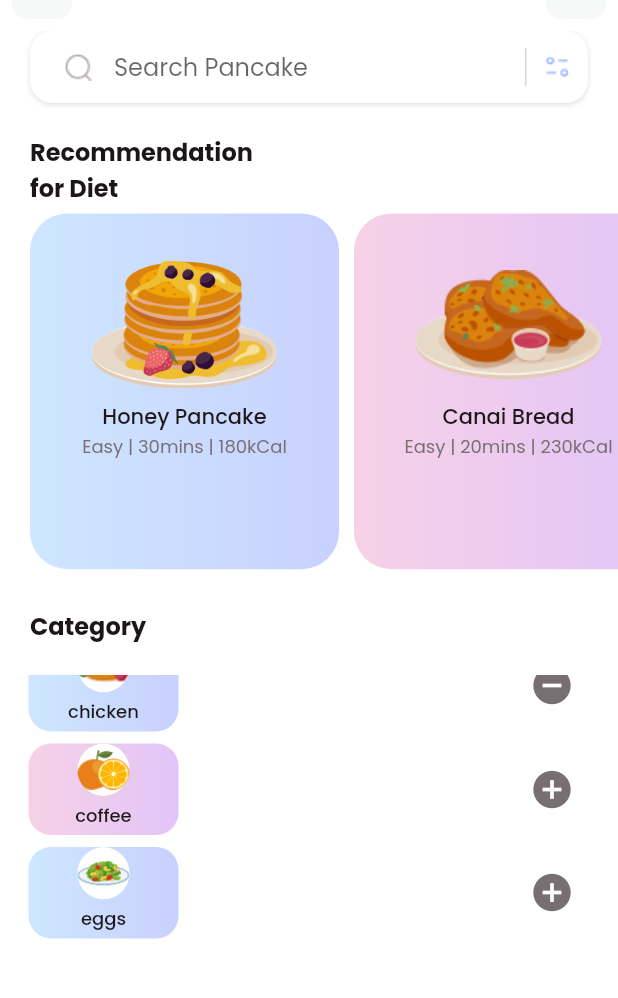
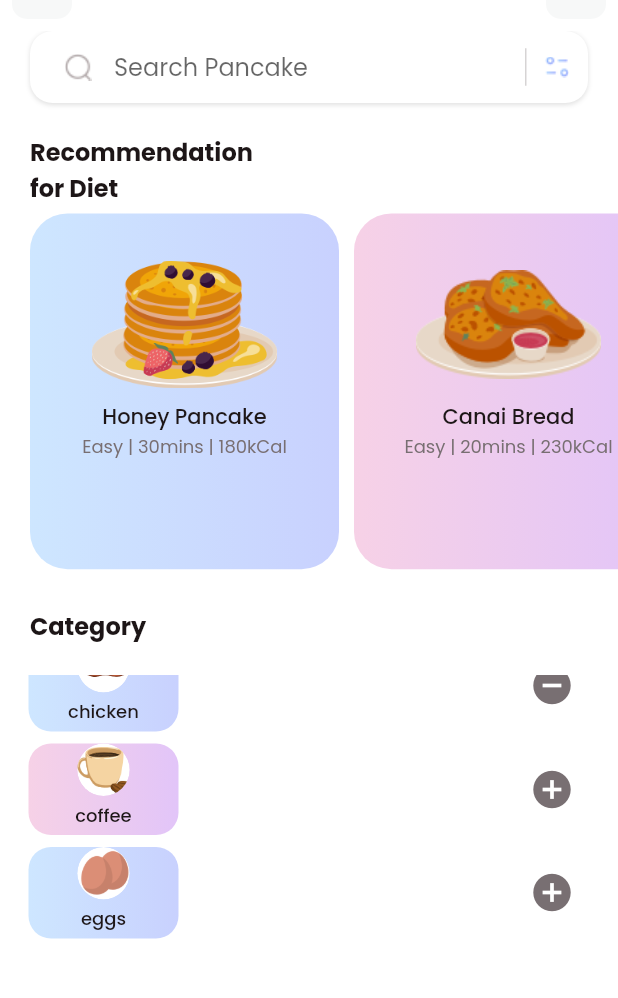
Before and after one commit to mercurystudio99/lifeleaf, a Flutter app: the MealFoodDetailsView screen opened directly with empty values, scrolled down 441 dp, after a tap on the "add circle" icon, on a phone screen of 412 x 824 dp, the part 53-1051 px from its top. Run offline on Flutter 3.47's test engine with Material 2 defaults, Android fonts, the phone set to English and light mode, and no system bars; our stand-ins replace fl_chart, readmore, scrollable_positioned_list, simple_circular_progress_bar; missing offline and left inert: dotted_dashed_line, simple_animation_progress_bar; key blocks and very long unbroken strings in the code were emptied for the run.

Commit message:
minor change

```diff
--- a/lib/common/constants.dart
+++ b/lib/common/constants.dart
@@ -1,38 +1,38 @@
 List categoryFoods = [
   {
     "name": "rice",
+    "image": "assets/img/f_2.png",
+  },
+  {
+    "name": "curry",
+    "image": "assets/img/m_4.png",
+  },
+  {
+    "name": "cake",
+    "image": "assets/img/c_2.png",
+  },
+  {
+    "name": "salad",
     "image": "assets/img/c_1.png",
   },
   {
-    "name": "curry",
-    "image": "assets/img/c_2.png",
-  },
-  {
-    "name": "cake",
+    "name": "pie",
     "image": "assets/img/c_3.png",
   },
   {
-    "name": "salad",
+    "name": "smoothie",
     "image": "assets/img/c_4.png",
   },
   {
-    "name": "pie",
-    "image": "assets/img/c_1.png",
-  },
-  {
-    "name": "smoothie",
-    "image": "assets/img/c_2.png",
-  },
-  {
     "name": "chicken",
-    "image": "assets/img/c_3.png",
+    "image": "assets/img/chicken.png",
   },
   {
     "name": "coffee",
-    "image": "assets/img/c_4.png",
+    "image": "assets/img/coffee.png",
   },
   {
     "name": "eggs",
-    "image": "assets/img/c_1.png",
+    "image": "assets/img/eggs.png",
   },
 ];
--- a/lib/view/meal_planner/meal_food_details_view.dart
+++ b/lib/view/meal_planner/meal_food_details_view.dart
@@ -314,7 +314,7 @@ class _MealFoodDetailsViewState extends State<MealFoodDetailsView> {
                                   list.add({
                                     "name": cObj["name"],
                                     "time": "07:00am",
-                                    "image": "assets/img/honey_pan.png"
+                                    "image": cObj["image"]
                                   });
                                 }
                                 setIndexArr(
```
